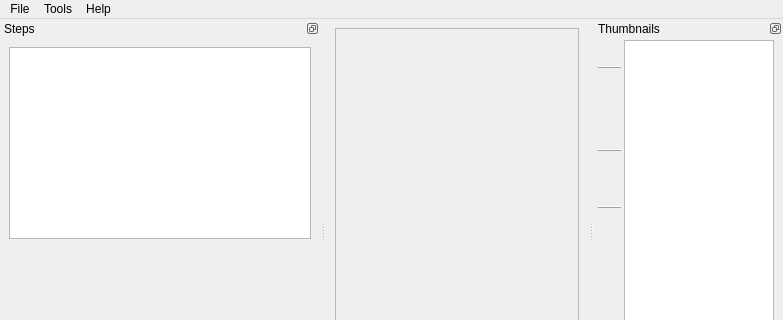
2ndmax/scantailor-ocr, file src/app/MainWindow.ui: the form before one commit; both pictures show x 0 to 783 and y 0 to 320 of the 783 by 464 pixel window.
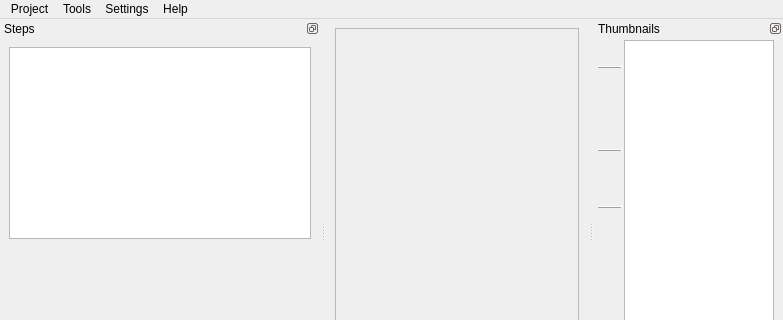
The form after the commit. Icons and pictures are not drawn. Custom widgets are drawn as their Qt base class.

Commit message: feat: the menu bar has Project, Tools and Settings, and the units are set in the Program Settings

Patch:
```diff
--- a/src/app/MainWindow.ui
+++ b/src/app/MainWindow.ui
@@ -60,7 +60,7 @@
      <height>21</height>
     </rect>
    </property>
-   <widget class="QMenu" name="menuDebug">
+   <widget class="QMenu" name="menuTools">
     <property name="title">
      <string>Tools</string>
     </property>
@@ -77,15 +77,19 @@
     <addaction name="actionRelinking"/>
     <addaction name="separator"/>
     <addaction name="actionDebug"/>
-    <addaction name="separator"/>
+   </widget>
+   <widget class="QMenu" name="menuSettings">
+    <property name="title">
+     <string>Settings</string>
+    </property>
     <addaction name="actionSettings"/>
     <addaction name="actionDefaults"/>
     <addaction name="separator"/>
     <addaction name="menuUnits"/>
    </widget>
-   <widget class="QMenu" name="menuFile">
+   <widget class="QMenu" name="menuProject">
     <property name="title">
-     <string>File</string>
+     <string>Project</string>
     </property>
     <addaction name="actionNewProject"/>
     <addaction name="actionOpenProject"/>
@@ -103,8 +107,9 @@
     </property>
     <addaction name="actionAbout"/>
    </widget>
-   <addaction name="menuFile"/>
-   <addaction name="menuDebug"/>
+   <addaction name="menuProject"/>
+   <addaction name="menuTools"/>
+   <addaction name="menuSettings"/>
    <addaction name="menuHelp"/>
   </widget>
   <widget class="QStatusBar" name="statusBar"/>
```
Left out of the diff: 74 changed lines with no effect on the pictures. The commit also changes 7 other files.
